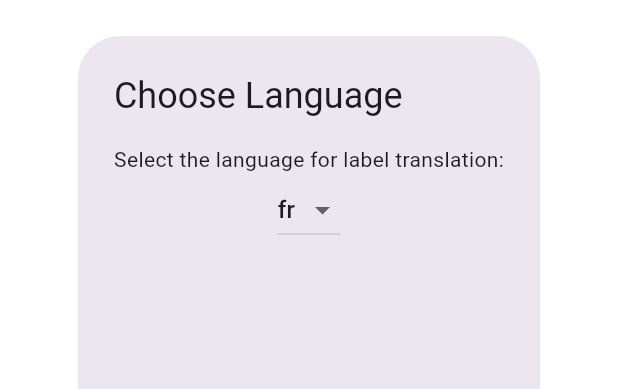
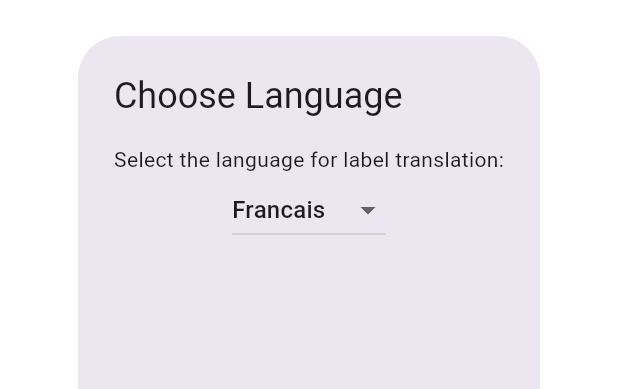
Before and after one commit to Elyes159/e-learn_mobile_app, a Flutter app: the LanguageSelectionDialog widget shown alone on an empty page, opened directly with empty values, on a phone screen of 412 x 824 dp. Shown: the top 389 px of the screen. Run offline on Flutter 3.47's test engine with Material 3 defaults, Android fonts, the light colour scheme and no system bars; our stand-ins replace chat_bubbles, cloud_firestore, firebase_auth, firebase_core, firebase_messaging, firebase_storage and 5 more; missing offline and left inert: firebase_app_check, firebase_performance, tflite_v2, translator; accounts and stored records are empty; generated files the repository leaves out were written again.

Commit message:
Merge changes from remote main branch

```diff
--- a/lib/ML/image_picker.dart
+++ b/lib/ML/image_picker.dart
@@ -40,11 +40,19 @@ class _LanguageSelectionDialogState extends State<LanguageSelectionDialog> {
                 selectedLanguage = newValue!;
               });
             },
-            items: <String>['en', 'fr', 'es', 'de', 'it', 'pt', 'ru']
-                .map<DropdownMenuItem<String>>((String value) {
+            items: <String, String>{
+              'Anglais': 'en',
+              'Francais': 'fr',
+              'Arabe': 'ar',
+              'Espagnol': 'es',
+              'indian': 'hi',
+              'italien': 'it',
+              'portugaise': 'pt',
+              'russe': 'rs'
+            }.entries.map<DropdownMenuItem<String>>((entry) {
               return DropdownMenuItem<String>(
-                value: value,
-                child: Text(value),
+                value: entry.value,
+                child: Text(entry.key),
               );
             }).toList(),
           ),
@@ -277,7 +285,6 @@ class _ImagePickerDemoState extends State<ImagePickerDemo> {
               ),
             ],
           ),
-
           Expanded(
             child: SingleChildScrollView(
               padding: EdgeInsets.all(5.0),
```
